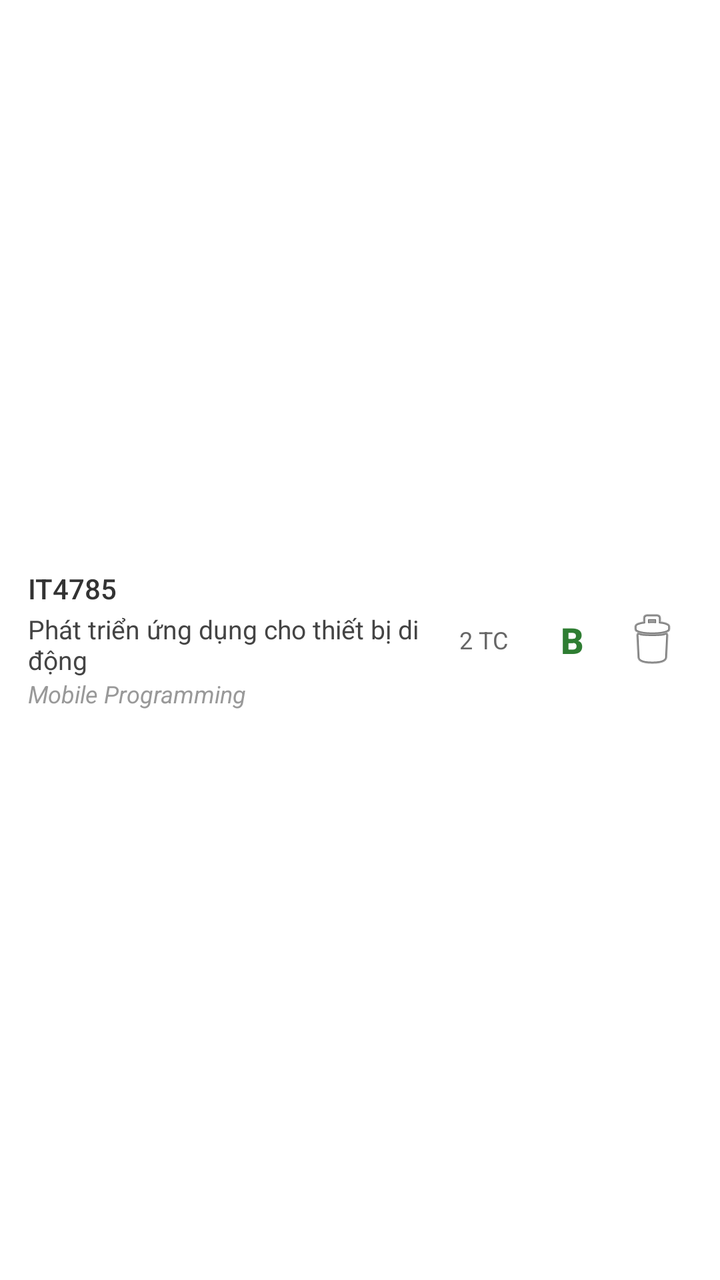
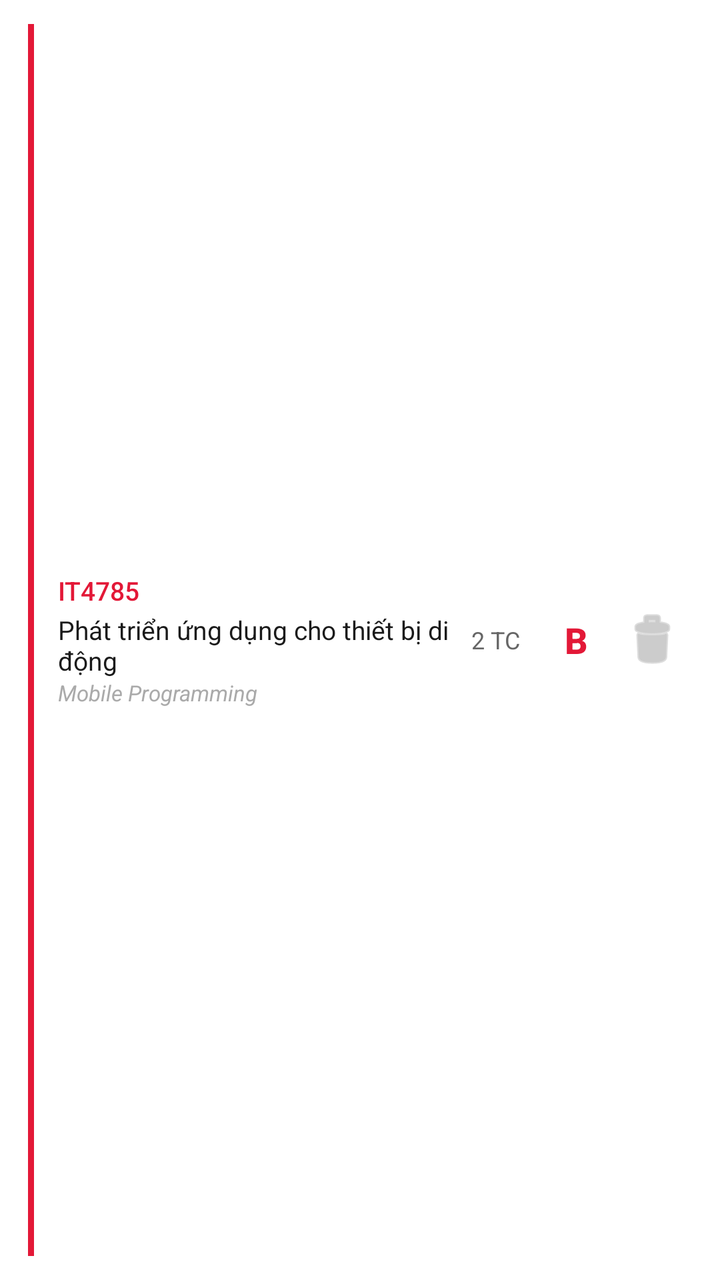

Compare the two renders of this Android layout. The source of the first and the diff that turns it into the second are given below.
<!-- AndroidManifest.xml: application theme Theme.TodoApp -->
<!-- res/layout/item_grade.xml -->
<?xml version="1.0" encoding="utf-8"?>
<LinearLayout xmlns:android="http://schemas.android.com/apk/res/android"
    android:layout_width="match_parent"
    android:layout_height="wrap_content"
    android:layout_marginHorizontal="12dp"
    android:layout_marginVertical="3dp"
    android:background="@android:color/white"
    android:backgroundTint="@android:color/white"
    android:clickable="true"
    android:focusable="true"
    android:elevation="1dp"
    android:gravity="center_vertical"
    android:orientation="horizontal"
    android:paddingHorizontal="14dp"
    android:paddingVertical="12dp">

    
    <LinearLayout
        android:layout_width="0dp"
        android:layout_height="wrap_content"
        android:layout_weight="1"
        android:orientation="vertical">

        <TextView
            android:id="@+id/tvCourseCode"
            android:layout_width="wrap_content"
            android:layout_height="wrap_content"
            android:fontFamily="sans-serif-medium"
            android:text="IT4785"
            android:textColor="#333333"
            android:textSize="14sp" />

        <TextView
            android:id="@+id/tvCourseName"
            android:layout_width="match_parent"
            android:layout_height="wrap_content"
            android:layout_marginTop="2dp"
            android:text="Phát triển ứng dụng cho thiết bị di động"
            android:textColor="#444444"
            android:textSize="13sp" />

        <TextView
            android:id="@+id/tvCourseNameEn"
            android:layout_width="match_parent"
            android:layout_height="wrap_content"
            android:text="Mobile Programming"
            android:textColor="#999999"
            android:textSize="12sp"
            android:textStyle="italic" />
    </LinearLayout>

    
    <TextView
        android:id="@+id/tvCredits"
        android:layout_width="wrap_content"
        android:layout_height="wrap_content"
        android:layout_marginEnd="12dp"
        android:text="2 TC"
        android:textColor="#666666"
        android:textSize="12sp" />

    
    <TextView
        android:id="@+id/tvGrade"
        android:layout_width="40dp"
        android:layout_height="wrap_content"
        android:gravity="center"
        android:fontFamily="sans-serif-medium"
        android:text="B"
        android:textColor="#2E7D32"
        android:textSize="18sp"
        android:textStyle="bold" />

    
    <ImageButton
        android:id="@+id/btnDeleteGrade"
        android:layout_width="40dp"
        android:layout_height="40dp"
        android:background="?android:attr/selectableItemBackgroundBorderless"
        android:contentDescription="Xoá học phần"
        android:padding="8dp"
        android:src="@android:drawable/ic_menu_delete" />
</LinearLayout>
<!-- resources referenced by this layout -->
<resources>
  <style name="Theme.TodoApp" parent="Base.Theme.TodoApp">
          
          <item name="android:windowOptOutEdgeToEdgeEnforcement" tools:targetApi="35">true</item>
      </style>
  <style name="Base.Theme.TodoApp" parent="Theme.Material3.DayNight.NoActionBar">
          
          
      </style>
</resources>

<!-- the commit's change to res/layout/item_grade.xml (unified diff, before → after) -->
@@ -2,17 +2,23 @@
 <LinearLayout xmlns:android="http://schemas.android.com/apk/res/android"
     android:layout_width="match_parent"
     android:layout_height="wrap_content"
-    android:layout_marginHorizontal="12dp"
-    android:layout_marginVertical="3dp"
+    android:layout_marginHorizontal="0dp"
+    android:layout_marginVertical="2dp"
     android:background="@android:color/white"
-    android:backgroundTint="@android:color/white"
     android:clickable="true"
+    android:elevation="1dp"
     android:focusable="true"
-    android:elevation="1dp"
     android:gravity="center_vertical"
     android:orientation="horizontal"
     android:paddingHorizontal="14dp"
     android:paddingVertical="12dp">
+
+    
+    <View
+        android:layout_width="3dp"
+        android:layout_height="match_parent"
+        android:layout_marginEnd="12dp"
+        android:background="@color/hust_red" />
 
     
     <LinearLayout
@@ -27,8 +33,8 @@
             android:layout_height="wrap_content"
             android:fontFamily="sans-serif-medium"
             android:text="IT4785"
-            android:textColor="#333333"
-            android:textSize="14sp" />
+            android:textColor="@color/hust_red"
+            android:textSize="13sp" />
 
         <TextView
             android:id="@+id/tvCourseName"
@@ -36,7 +42,7 @@
             android:layout_height="wrap_content"
             android:layout_marginTop="2dp"
             android:text="Phát triển ứng dụng cho thiết bị di động"
-            android:textColor="#444444"
+            android:textColor="@color/text_primary"
             android:textSize="13sp" />
 
         <TextView
@@ -44,8 +50,8 @@
             android:layout_width="match_parent"
             android:layout_height="wrap_content"
             android:text="Mobile Programming"
-            android:textColor="#999999"
-            android:textSize="12sp"
+            android:textColor="@color/text_hint"
+            android:textSize="11sp"
             android:textStyle="italic" />
     </LinearLayout>
 
@@ -54,20 +60,20 @@
         android:id="@+id/tvCredits"
         android:layout_width="wrap_content"
         android:layout_height="wrap_content"
-        android:layout_marginEnd="12dp"
+        android:layout_marginEnd="10dp"
         android:text="2 TC"
-        android:textColor="#666666"
+        android:textColor="@color/text_secondary"
         android:textSize="12sp" />
 
     
     <TextView
         android:id="@+id/tvGrade"
-        android:layout_width="40dp"
+        android:layout_width="36dp"
         android:layout_height="wrap_content"
+        android:fontFamily="sans-serif-medium"
         android:gravity="center"
-        android:fontFamily="sans-serif-medium"
         android:text="B"
-        android:textColor="#2E7D32"
+        android:textColor="@color/hust_red"
         android:textSize="18sp"
         android:textStyle="bold" />
 
@@ -79,5 +85,7 @@
         android:background="?android:attr/selectableItemBackgroundBorderless"
         android:contentDescription="Xoá học phần"
         android:padding="8dp"
-        android:src="@android:drawable/ic_menu_delete" />
+        android:src="@android:drawable/ic_menu_delete"
+        app:tint="@color/text_hint"
+        xmlns:app="http://schemas.android.com/apk/res-auto" />
 </LinearLayout>
<!-- resource entries referenced after the edit -->
@@ -1,12 +1,26 @@
 <!-- resources referenced by this layout -->
 <resources>
+  <color name="hust_red">#E31837</color>
+  <color name="text_hint">#AAAAAA</color>
+  <color name="text_primary">#1A1A1A</color>
+  <color name="text_secondary">#666666</color>
   <style name="Theme.TodoApp" parent="Base.Theme.TodoApp">
-          
           <item name="android:windowOptOutEdgeToEdgeEnforcement" tools:targetApi="35">true</item>
       </style>
   <style name="Base.Theme.TodoApp" parent="Theme.Material3.DayNight.NoActionBar">
-          
-          
+          <item name="colorPrimary">@color/hust_red</item>
+          <item name="colorOnPrimary">@color/white</item>
+          <item name="colorPrimaryContainer">@color/hust_red_light</item>
+          <item name="colorOnPrimaryContainer">@color/hust_red_dark</item>
+          <item name="colorSecondary">@color/hust_red_dark</item>
+          <item name="colorOnSecondary">@color/white</item>
+          <item name="colorSurface">@color/white</item>
+          <item name="colorOnSurface">@color/text_primary</item>
+          <item name="android:colorBackground">@color/surface</item>
       </style>
+  <color name="white">#FFFFFFFF</color>
+  <color name="hust_red_light">#FFEBEE</color>
+  <color name="hust_red_dark">#A81020</color>
+  <color name="surface">#F5F5F5</color>
 </resources>
 
